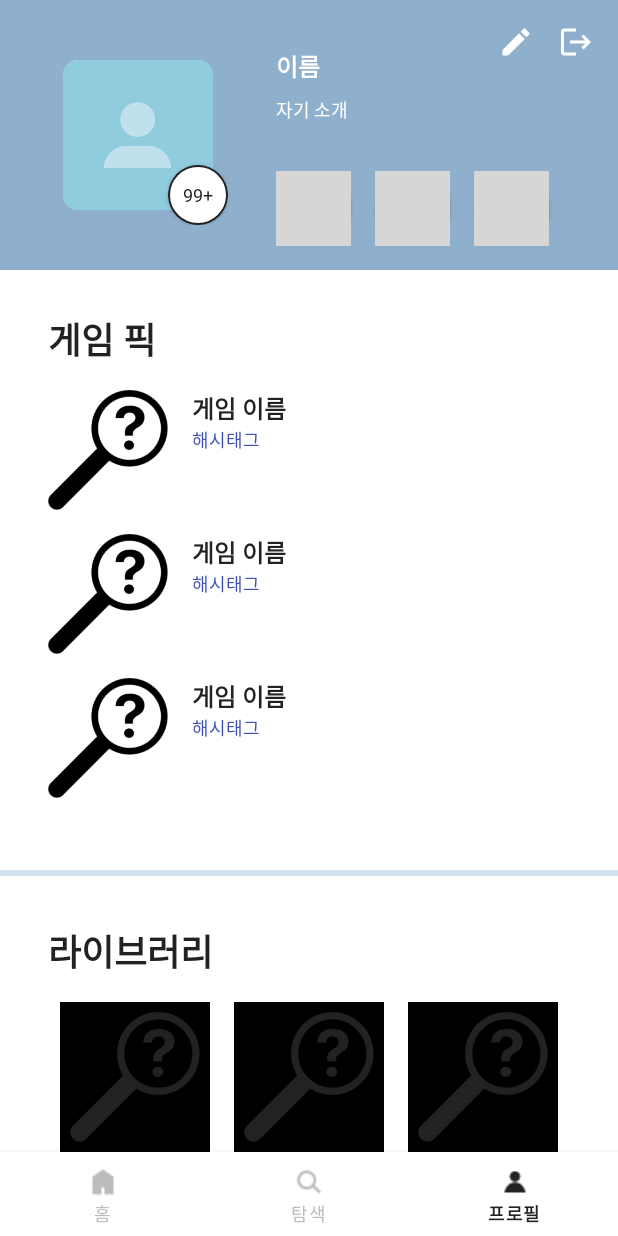
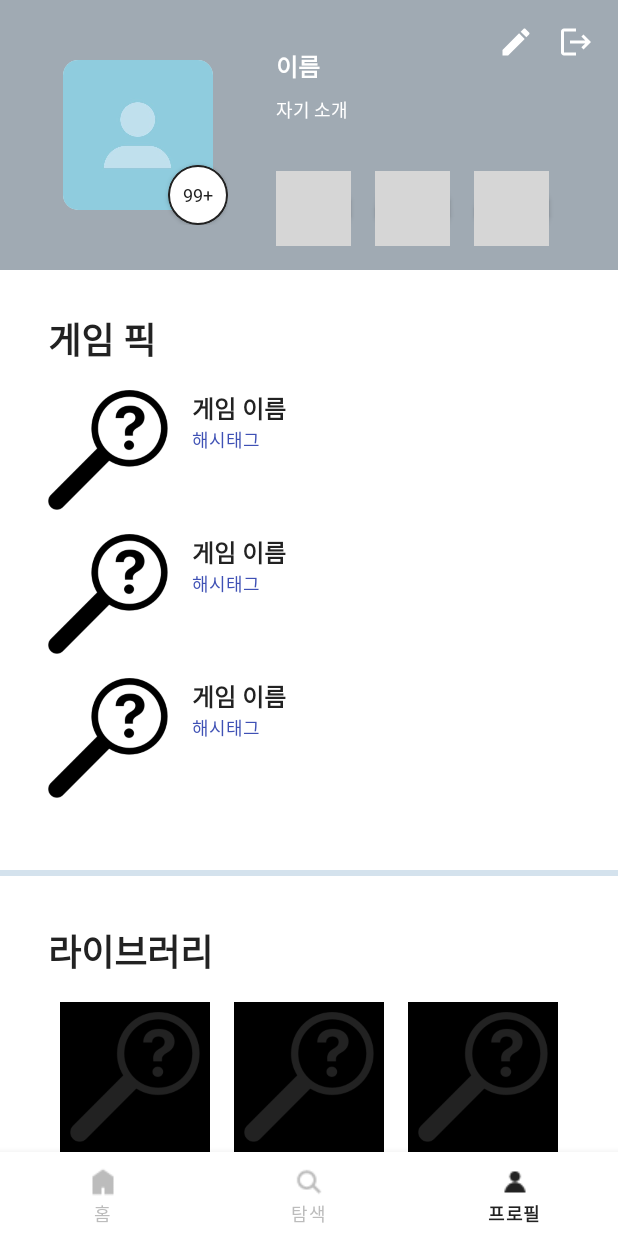
Before and after one commit to whchzh1313/JubinAndChildren, an Android app: the MyPageActivity screen opened directly, with no data from a screen before it, on a phone screen of 412 x 824 dp. Run offline under Robolectric (Android 15) with nearby library versions, the phone set to English and light mode, and no system bars; 32 statements that could not run were skipped; grey boxes are pictures that could not be loaded.

Commit message:
MP_240707 ver 0.5.1 Update. Back button when Detatil Intent to MyPage

```diff
--- a/app/src/main/java/com/example/jubinandchildren/MyPageDraw.kt
+++ b/app/src/main/java/com/example/jubinandchildren/MyPageDraw.kt
@@ -1,5 +1,6 @@
 package com.example.jubinandchildren
 
+import android.graphics.Color
 import android.widget.GridView
 import android.widget.ImageView
 import android.widget.LinearLayout
@@ -37,6 +38,7 @@ private fun drawMyPageProfile(activity: MyPageActivity, mpd: MyPageData) {
     profileLevel.text = mpd.libraryPicturesIds.size.toString()
     val notBlack = mpd.gamePicks.filterNot { it.title == "?" }.size
     if(notBlack != 0) profileBackground.setBackgroundResource(mpd.gamePicks[Random.nextInt(notBlack)].image)
+    else profileBackground.setBackgroundColor(Color.parseColor("#3f000000"))
     profileTextGenre1.text = mpd.genres[0]
     profileTextGenre2.text = mpd.genres[1]
     profileTextGenre3.text = mpd.genres[2]
--- /dev/null
+++ b/app/src/main/res/drawable/baseline_arrow_back_ios_24.xml
@@ -0,0 +1,5 @@
+<vector xmlns:android="http://schemas.android.com/apk/res/android" android:autoMirrored="true" android:height="24dp" android:tint="#FFFFFF" android:viewportHeight="24" android:viewportWidth="24" android:width="24dp">
+
+    <path android:fillColor="@android:color/white" android:pathData="M11.67,3.87L9.9,2.1 0,12l9.9,9.9 1.77,-1.77L3.54,12z"/>
+
+</vector>
--- a/app/src/main/res/layout/activity_my_page.xml
+++ b/app/src/main/res/layout/activity_my_page.xml
@@ -14,7 +14,7 @@
         android:layout_width="match_parent"
         android:layout_height="180dp"
         android:background="@color/primary"
-        android:backgroundTint="#20000000"
+        android:backgroundTint="#7f000000"
         android:backgroundTintMode="src_atop"
         app:layout_constraintEnd_toEndOf="parent"
         app:layout_constraintStart_toStartOf="parent"
@@ -169,6 +169,18 @@
             </androidx.cardview.widget.CardView>
 
         </LinearLayout>
+
+        <ImageView
+            android:id="@+id/iv_mypage_back"
+            android:layout_width="wrap_content"
+            android:layout_height="wrap_content"
+            android:layout_marginTop="16dp"
+            android:layout_marginStart="16dp"
+            android:visibility="invisible"
+            android:clickable="true"
+            android:src="@drawable/baseline_arrow_back_ios_24"
+            app:layout_constraintStart_toStartOf="parent"
+            app:layout_constraintTop_toTopOf="parent" />
 
         <ImageView
             android:id="@+id/iv_mypage_edit"
```
Also changed, not shown: app/src/main/java/com/example/jubinandchildren/MyPageActivity.kt (+20 -5 lines).
